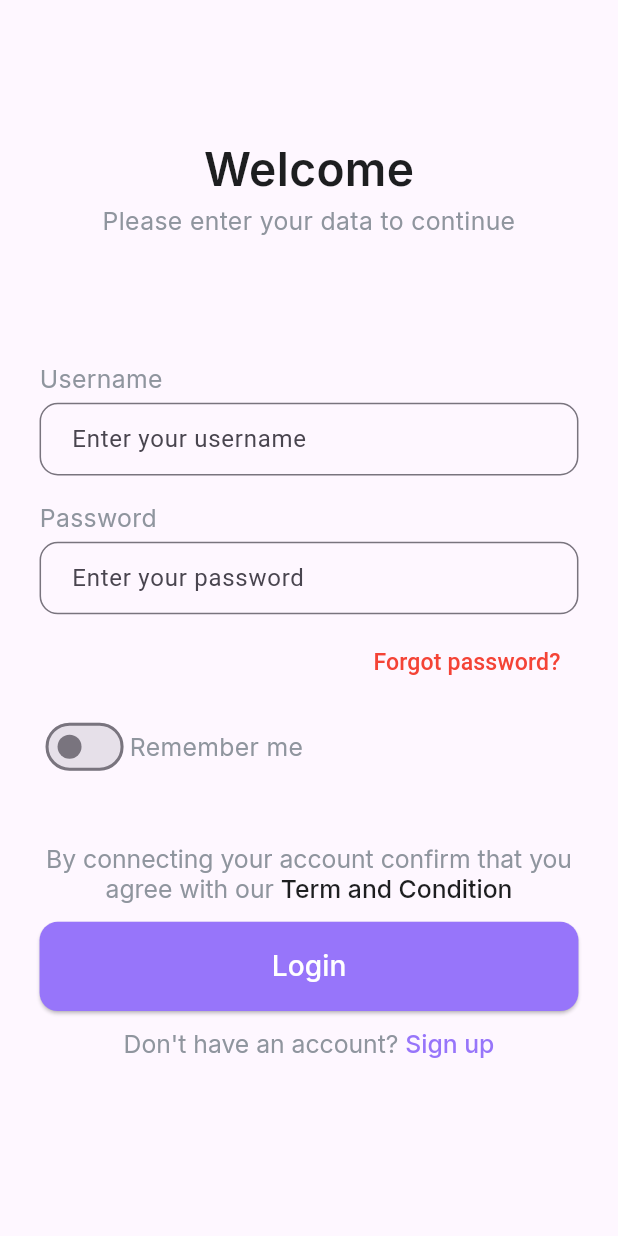
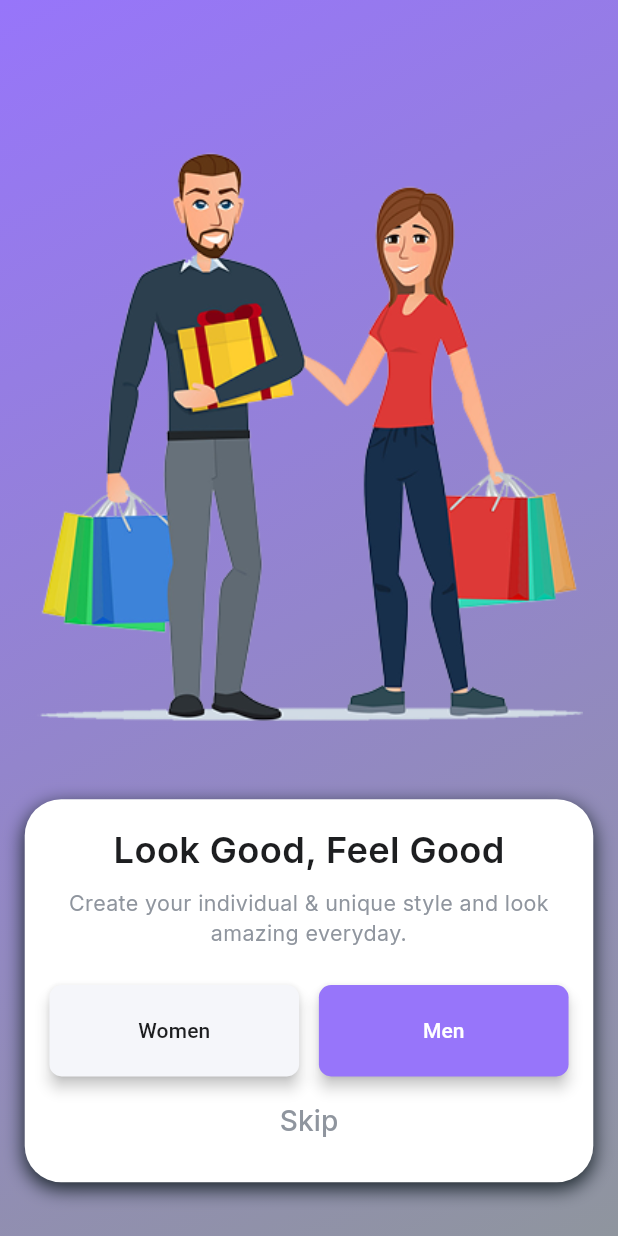
Before and after one commit to Badr-Elarby/Wearva, a Flutter app: the LoginScreen screen opened by its route, after a tap on "Login", on a phone screen of 412 x 824 dp. Run offline on Flutter 3.47's test engine with Material 3 defaults, Android fonts, the phone set to English and light mode, and no system bars; our stand-ins replace flutter_animate, flutter_screenutil, go_router, google_fonts, shimmer.

Commit message:
done gender_selection_screen

```diff
--- a/lib/core/routing/app_router.dart
+++ b/lib/core/routing/app_router.dart
@@ -2,6 +2,7 @@ import 'package:flutter/material.dart';
 import 'package:go_router/go_router.dart';
 import 'package:stylish_shopping/features/auth/presentation/screens/login_screen.dart';
 import 'package:stylish_shopping/features/auth/presentation/screens/signup_screen.dart';
+import 'package:stylish_shopping/features/onboarding/presentation/gender_selection_screen.dart';
 import 'package:stylish_shopping/features/splash/presentation/screens/splash_screen.dart';
 
 final GoRouter appRouter = GoRouter(
@@ -24,5 +25,11 @@ final GoRouter appRouter = GoRouter(
       name: 'SignupScreen',
       builder: (context, state) => const SignUpScreen(),
     ),
+
+    GoRoute(
+      path: '/GenderSelection',
+      name: 'GenderSelectionScreen',
+      builder: (context, state) => const GenderSelectionScreen(),
+    ),
   ],
 );
--- a/lib/features/auth/presentation/screens/login_screen.dart
+++ b/lib/features/auth/presentation/screens/login_screen.dart
@@ -172,7 +172,7 @@ class _LoginScreenState extends State<LoginScreen> {
                             padding: EdgeInsets.symmetric(vertical: 16.h),
                           ),
                           onPressed: () {
-                            // Login logic here
+                            context.go('/GenderSelection');
                           },
                           child: Text(
                             'Login',
--- /dev/null
+++ b/lib/features/onboarding/presentation/gender_selection_screen.dart
@@ -0,0 +1,129 @@
+import 'package:flutter/material.dart';
+import 'package:flutter_screenutil/flutter_screenutil.dart';
+import 'package:stylish_shopping/core/utils/app_colors.dart';
+import 'package:stylish_shopping/core/utils/app_styles.dart';
+
+class GenderSelectionScreen extends StatefulWidget {
+  const GenderSelectionScreen({Key? key}) : super(key: key);
+
+  @override
+  State<GenderSelectionScreen> createState() => _GenderSelectionScreenState();
+}
+
+class _GenderSelectionScreenState extends State<GenderSelectionScreen> {
+  String selectedGender = 'Men';
+
+  @override
+  Widget build(BuildContext context) {
+    return Scaffold(
+      body: Container(
+        width: double.infinity,
+        height: double.infinity,
+        decoration: const BoxDecoration(
+          gradient: LinearGradient(
+            colors: [AppColors.LightPurple, AppColors.Gray],
+            begin: Alignment.topLeft,
+            end: Alignment.bottomRight,
+          ),
+        ),
+        child: Column(
+          children: [
+            SizedBox(height: 60.h),
+            Image.asset('assets/images/welcome.png', height: 450.h),
+            Container(
+              margin: EdgeInsets.symmetric(horizontal: 15.w, vertical: 15.h),
+              padding: EdgeInsets.all(15.w),
+              decoration: BoxDecoration(
+                color: AppColors.White,
+                borderRadius: BorderRadius.circular(24.r),
+                boxShadow: [
+                  BoxShadow(
+                    color: AppColors.SteelNight,
+                    blurRadius: 10,
+                    offset: Offset(0, 4),
+                  ),
+                ],
+              ),
+              child: Column(
+                children: [
+                  Text(
+                    'Look Good, Feel Good',
+                    style: AppTextStyles.AlmostBlack22Semibold,
+                  ),
+                  SizedBox(height: 8.h),
+                  Text(
+                    'Create your individual & unique style and look amazing everyday.',
+                    style: AppTextStyles.Gray13Regular,
+                    textAlign: TextAlign.center,
+                  ),
+                  SizedBox(height: 24.h),
+                  Row(
+                    children: [
+                      Expanded(
+                        child: ElevatedButton(
+                          style: ElevatedButton.styleFrom(
+                            backgroundColor:
+                                selectedGender == 'Women'
+                                    ? AppColors.LightPurple
+                                    : AppColors.SoftCloud,
+                            foregroundColor:
+                                selectedGender == 'Women'
+                                    ? AppColors.White
+                                    : AppColors.AlmostBlack,
+                            elevation: 4,
+                            minimumSize: Size(double.infinity, 60.h),
+                            shape: RoundedRectangleBorder(
+                              borderRadius: BorderRadius.circular(8.r),
+                            ),
+                          ),
+
+                          onPressed: () {
+                            setState(() => selectedGender = 'Women');
+                          },
+                          child: const Text('Women'),
+                        ),
+                      ),
+                      SizedBox(width: 12.w),
+                      Expanded(
+                        child: ElevatedButton(
+                          style: ElevatedButton.styleFrom(
+                            backgroundColor:
+                                selectedGender == 'Men'
+                                    ? AppColors.LightPurple
+                                    : AppColors.SoftCloud,
+                            foregroundColor:
+                                selectedGender == 'Men'
+                                    ? AppColors.White
+                                    : AppColors.AlmostBlack,
+                            elevation: 4,
+                            minimumSize: Size(double.infinity, 60.h),
+                            shape: RoundedRectangleBorder(
+                              borderRadius: BorderRadius.circular(
+                                8.r,
+                              ), // بدل 30 خليها صغيرة
+                            ),
+                          ),
+                          onPressed: () {
+                            setState(() => selectedGender = 'Men');
+                          },
+                          child: const Text('Men'),
+                        ),
+                      ),
+                    ],
+                  ),
+                  SizedBox(height: 6.h),
+                  TextButton(
+                    onPressed: () {
+                      // هتعمل نافيجيشن بعدين
+                    },
+                    child: Text('Skip', style: AppTextStyles.Grey17Medium),
+                  ),
+                ],
+              ),
+            ),
+          ],
+        ),
+      ),
+    );
+  }
+}
```
Also changed, not shown: lib/features/onboarding/presentation/gender_select_screen.dart (added, +150 -0 lines), lib/features/splash/presentation/screens/splash_screen.dart (+11 -2 lines).
